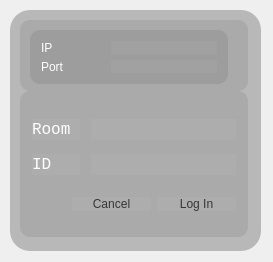
Qt form src/client/widget.ui (Connor1996/Distributed-Air-Conditioning-System) before a commit.
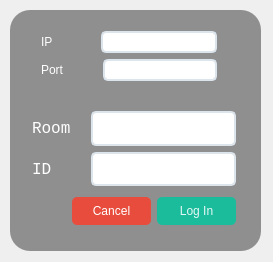
The same form after that commit. Icons and pictures are not drawn.

```diff
--- a/src/client/widget.ui
+++ b/src/client/widget.ui
@@ -45,8 +45,12 @@
     </rect>
    </property>
    <property name="styleSheet">
-    <string notr="true">background-color : rgba(100, 100, 100, 100);
-border-radius : 20px;</string>
+    <string notr="true">#widget_2
+{
+	background-color: rgba(0,0,0, 40%);
+	border-radius:20px;
+}
+</string>
    </property>
    <widget class="QFrame" name="verticalFrame">
     <property name="geometry">
@@ -61,12 +65,7 @@
      <enum>Qt::LeftToRight</enum>
     </property>
     <property name="styleSheet">
-     <string notr="true">#verticalFrame
-{
-	background-color: rgba(0,0,0, 20);
-	border-radius:10px;
-}
-</string>
+     <string notr="true"/>
     </property>
     <property name="frameShadow">
      <enum>QFrame::Plain</enum>
@@ -98,8 +97,7 @@
           </font>
          </property>
          <property name="styleSheet">
-          <string notr="true">background-color : rgba(255, 255, 255, 10);
-font: 75 12pt &quot;Consolas&quot;;
+          <string notr="true">font: 75 12pt &quot;Consolas&quot;;
 color : white;</string>
          </property>
          <property name="text">
@@ -129,7 +127,7 @@
           <font>
            <family>Consolas</family>
            <pointsize>12</pointsize>
-           <weight>9</weight>
+           <weight>50</weight>
            <italic>false</italic>
            <bold>false</bold>
           </font>
@@ -141,9 +139,8 @@
           <bool>false</bool>
          </property>
          <property name="styleSheet">
-          <string notr="true">background-color : rgba(255, 255, 255, 10);
-color : white;
-font: 75 12pt &quot;Consolas&quot;;</string>
+          <string notr="true">QLineEdit{border-style:none;padding:5px;border-radius:5px;border:2px solid #DCE4EC;}
+QLineEdit:focus{border:2px solid #3498DB;}</string>
          </property>
         </widget>
        </item>
@@ -164,8 +161,7 @@
          </property>
          <property name="styleSheet">
           <string notr="true">font: 75 12pt &quot;Consolas&quot;;
-color : white;
-background-color : rgba(255, 255, 255, 10);</string>
+color : white;</string>
          </property>
          <property name="text">
           <string>ID   </string>
@@ -194,7 +190,7 @@
           <font>
            <family>Consolas</family>
            <pointsize>12</pointsize>
-           <weight>9</weight>
+           <weight>50</weight>
            <italic>false</italic>
            <bold>false</bold>
           </font>
@@ -203,9 +199,8 @@
           <bool>false</bool>
          </property>
          <property name="styleSheet">
-          <string notr="true">background-color : rgba(255, 255, 255, 10);
-color : white;
-font: 75 12pt &quot;Consolas&quot;;</string>
+          <string notr="true">QLineEdit{border-style:none;padding:5px;border-radius:5px;border:2px solid #DCE4EC;}
+QLineEdit:focus{border:2px solid #3498DB;}</string>
          </property>
          <property name="text">
           <string/>
@@ -260,9 +255,8 @@
           <enum>Qt::NoFocus</enum>
          </property>
          <property name="styleSheet">
-          <string notr="true">font: 75 12pt &quot;Consolas&quot;;
-color : rgba(0, 0, 0, 175);
-background-color : rgba(255, 255, 255, 10);</string>
+          <string notr="true">QPushButton{border-style:none;padding:7px;border-radius:5px;color:#FFFFFF;background:#E74C3C;}
+QPushButton:hover{color:#FFF5E7;background:#EC7064;}QPushButton:pressed{color:#F5A996;background:#DC2D1A;}</string>
          </property>
          <property name="text">
           <string>Cancel</string>
@@ -281,9 +275,8 @@
           <enum>Qt::NoFocus</enum>
          </property>
          <property name="styleSheet">
-          <string notr="true">font: 75 12pt &quot;Consolas&quot;;
-color : rgba(0, 0, 0, 175);
-background-color : rgba(255, 255, 255, 10);</string>
+          <string notr="true">QPushButton{border-style:none;padding:7px;border-radius:5px;color:#E6F8F5;background:#1ABC9C;}
+QPushButton:hover{color:#FFFFFF;background:#2EE1C1;}QPushButton:pressed{color:#A7EEE6;background:#16A086;}</string>
          </property>
          <property name="text">
           <string>Log In</string>
@@ -298,14 +291,13 @@
     <property name="geometry">
      <rect>
       <x>10</x>
-      <y>10</y>
+      <y>0</y>
       <width>228</width>
-      <height>71</height>
+      <height>81</height>
      </rect>
     </property>
     <property name="styleSheet">
-     <string notr="true">background-color: rgba(0,0,0, 20);
-border-radius:10px;</string>
+     <string notr="true">border-radius:10px;</string>
     </property>
     <widget class="QWidget" name="layoutWidget">
      <property name="geometry">
@@ -313,7 +305,7 @@
        <x>10</x>
        <y>10</y>
        <width>198</width>
-       <height>54</height>
+       <height>72</height>
       </rect>
      </property>
      <layout class="QVBoxLayout" name="verticalLayout">
@@ -323,8 +315,7 @@
          <widget class="QLabel" name="label_3">
           <property name="styleSheet">
            <string notr="true">font: 75 12pt &quot;Consolas&quot;;
-color: rgb(255, 255, 255);
-background-color : rgba(255, 255, 255, 0);</string>
+color: rgb(255, 255, 255);</string>
           </property>
           <property name="text">
            <string>IP  </string>
@@ -347,9 +338,8 @@
         <item>
          <widget class="QLineEdit" name="ipLineEdit">
           <property name="styleSheet">
-           <string notr="true">font: 75 12pt &quot;Consolas&quot;;
-color: rgb(255, 255, 255);
-background-color : rgba(255, 255, 255, 10);</string>
+           <string notr="true">QLineEdit{border-style:none;padding:5px;border-radius:5px;border:2px solid #DCE4EC;}
+QLineEdit:focus{border:2px solid #3498DB;}</string>
           </property>
          </widget>
         </item>
@@ -361,8 +351,7 @@
          <widget class="QLabel" name="label_4">
           <property name="styleSheet">
            <string notr="true">font: 75 12pt &quot;Consolas&quot;;
-color: rgb(255, 255, 255);
-background-color : rgba(255, 255, 255, 0);</string>
+color: rgb(255, 255, 255);</string>
           </property>
           <property name="text">
            <string>Port</string>
@@ -385,9 +374,8 @@
         <item>
          <widget class="QLineEdit" name="portLineEdit">
           <property name="styleSheet">
-           <string notr="true">font: 75 12pt &quot;Consolas&quot;;
-color: rgb(255, 255, 255);
-background-color : rgba(255, 255, 255, 10);</string>
+           <string notr="true">QLineEdit{border-style:none;padding:5px;border-radius:5px;border:2px solid #DCE4EC;}
+QLineEdit:focus{border:2px solid #3498DB;}</string>
           </property>
          </widget>
         </item>
```
